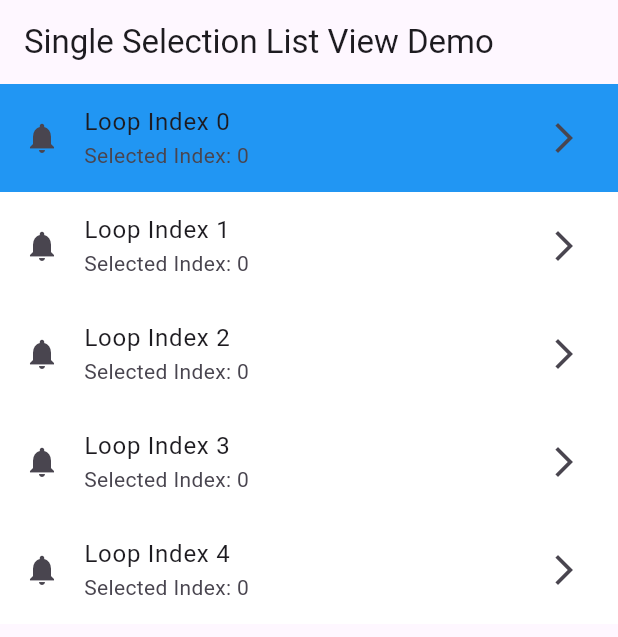
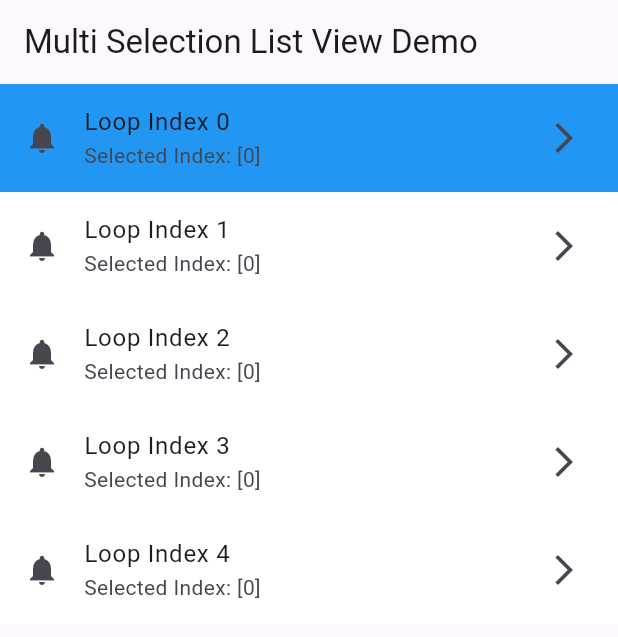
Before and after one commit to MuhammadAliKust/AliHaiderProject, a Flutter app: the screen it shows after launch, after a tap on an icon or button, on a phone screen of 412 x 824 dp. Shown: the top 637 px of the screen. Run offline on Flutter 3.47's test engine with Material 3 defaults, Android fonts, the light colour scheme and no system bars; our stand-ins replace string_validator.

Commit message:
Multiple Selection Done

```diff
--- a/lib/main.dart
+++ b/lib/main.dart
@@ -1,4 +1,5 @@
 import 'package:ali_haider_project/list_view_demo.dart';
+import 'package:ali_haider_project/multi_selection_view.dart';
 import 'package:ali_haider_project/single_selection_view.dart';
 import 'package:flutter/material.dart';
 
@@ -14,7 +15,7 @@ class MyApp extends StatelessWidget {
   @override
   Widget build(BuildContext context) {
     return MaterialApp(
-      home: SingleSelectionListViewDemo()
+      home: MultiSelectionListViewDemo()
     );
   }
 }
--- /dev/null
+++ b/lib/multi_selection_view.dart
@@ -0,0 +1,43 @@
+import 'package:flutter/material.dart';
+
+class MultiSelectionListViewDemo extends StatefulWidget {
+  MultiSelectionListViewDemo({super.key});
+
+  @override
+  State<MultiSelectionListViewDemo> createState() =>
+      _MultiSelectionListViewDemoState();
+}
+
+class _MultiSelectionListViewDemoState
+    extends State<MultiSelectionListViewDemo> {
+  List<int> selectedIndex = [];
+
+  @override
+  Widget build(BuildContext context) {
+    return Scaffold(
+        appBar: AppBar(
+          title: Text("Multi Selection List View Demo"),
+        ),
+        body: ListView.builder(
+            itemCount: 5,
+            itemBuilder: (context, i) {
+              return ListTile(
+                onTap: () {
+                  if(selectedIndex.contains(i)){
+                    selectedIndex.remove(i);
+                  }else{
+                    selectedIndex.add(i);
+                  }
+
+                  setState(() {});
+                },
+                leading: Icon(Icons.notifications),
+                title: Text("Loop Index $i"),
+                subtitle: Text("Selected Index: $selectedIndex"),
+                trailing: Icon(Icons.arrow_forward_ios),
+                tileColor:
+                    selectedIndex.contains(i) ? Colors.blue : Colors.white,
+              );
+            }));
+  }
+}
```
